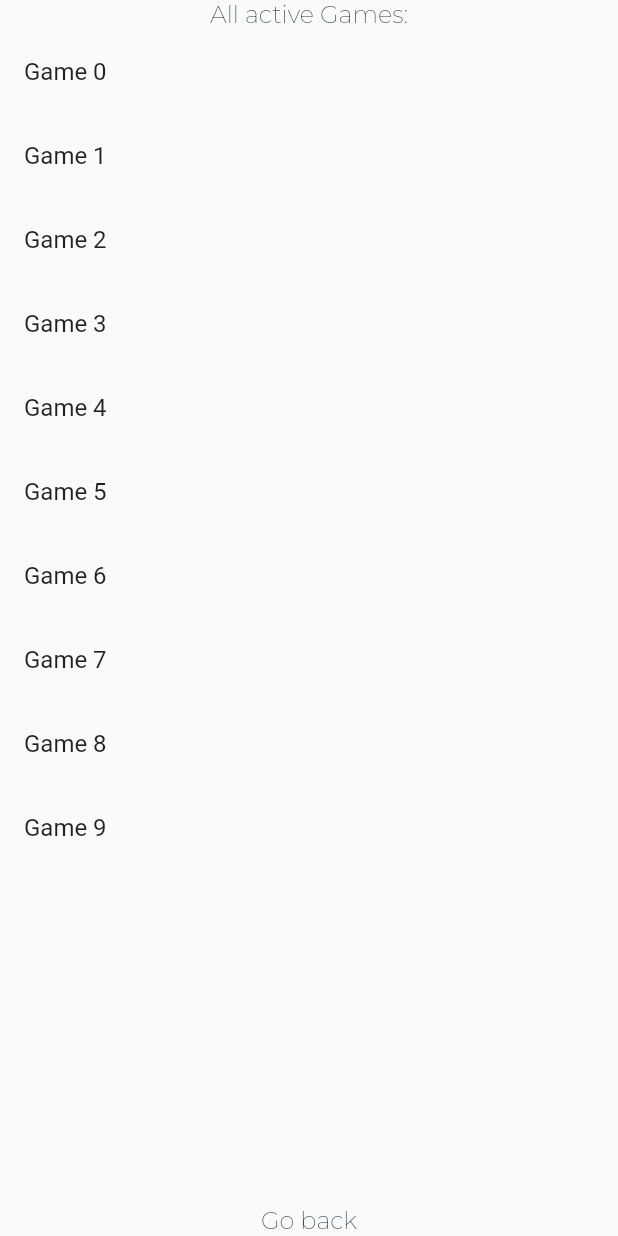
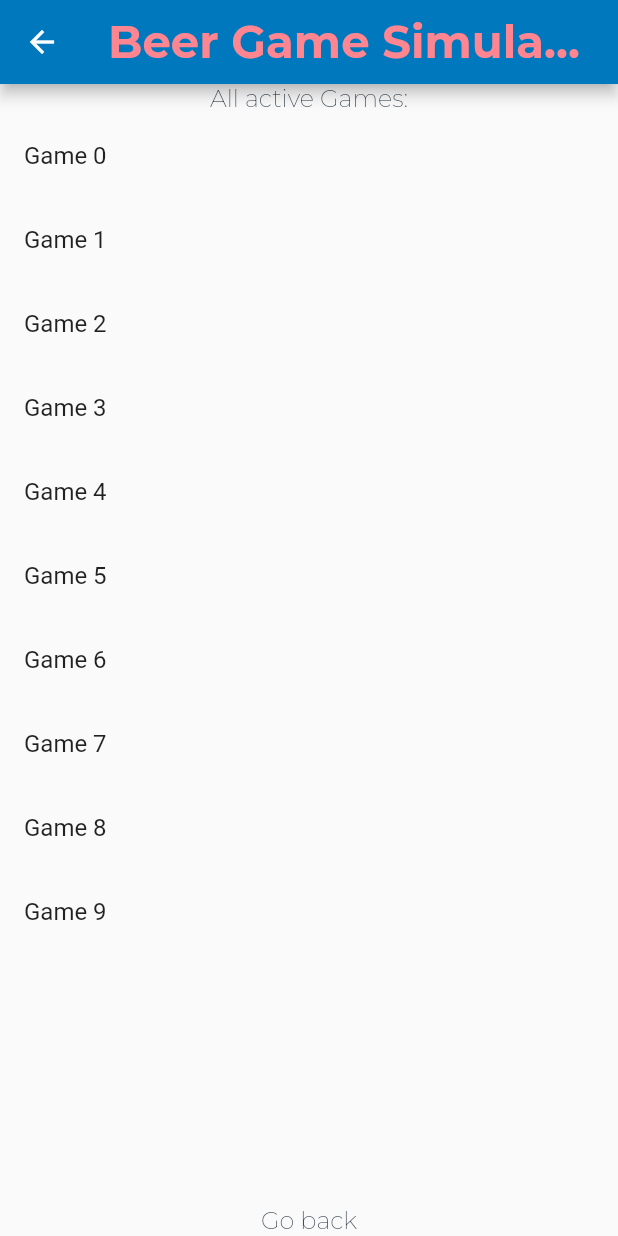
Before and after one commit to freekvandeven/flutter_full_P2P_POC, a Flutter app: the screen it shows after launch, after a tap on "Join an existing game", on a phone screen of 412 x 824 dp. Run offline on Flutter 3.47's test engine with Material 2 defaults, Android fonts, the light colour scheme and no system bars; our stand-ins replace flutter_svg, google_fonts.

Commit message:
base screen widget

```diff
--- /dev/null
+++ b/lib/src/ui/screens/base.dart
@@ -0,0 +1,24 @@
+import 'package:flutter/material.dart';
+
+class ChipsBaseScreen extends StatelessWidget {
+  const ChipsBaseScreen({required this.child, Key? key}) : super(key: key);
+
+  final Widget child;
+  @override
+  Widget build(BuildContext context) {
+    return Scaffold(
+      appBar: AppBar(
+        title: Text(
+          'Beer Game Simulation',
+          style: Theme.of(context).textTheme.headline1!.copyWith(
+                color: Theme.of(context).colorScheme.secondary,
+              ),
+        ),
+        backgroundColor: Theme.of(context).primaryColor,
+      ),
+      body: SafeArea(
+        child: child,
+      ),
+    );
+  }
+}
--- a/lib/src/ui/screens/browser.dart
+++ b/lib/src/ui/screens/browser.dart
@@ -1,4 +1,5 @@
 import 'package:distributed/src/routes.dart';
+import 'package:distributed/src/ui/screens/base.dart';
 import 'package:flutter/material.dart';
 
 class GameBrowserScreen extends StatelessWidget {
@@ -6,8 +7,8 @@ class GameBrowserScreen extends StatelessWidget {
 
   @override
   Widget build(BuildContext context) {
-    return Scaffold(
-      body: Column(
+    return ChipsBaseScreen(
+      child: Column(
         children: [
           Text('All active Games:'),
           Expanded(
--- a/lib/src/ui/screens/game.dart
+++ b/lib/src/ui/screens/game.dart
@@ -1,3 +1,4 @@
+import 'package:distributed/src/ui/screens/base.dart';
 import 'package:flutter/material.dart';
 
 class GameScreen extends StatelessWidget {
@@ -5,7 +6,8 @@ class GameScreen extends StatelessWidget {
 
   @override
   Widget build(BuildContext context) {
-    return Column(
+    return ChipsBaseScreen(
+      child: Column(
         children: [
           Text('You are playing the game right now'),
           SizedBox(height: 20),
@@ -16,6 +18,7 @@ class GameScreen extends StatelessWidget {
             child: Text('Back'),
           ),
         ],
+      ),
     );
   }
 }
--- a/lib/src/ui/screens/home.dart
+++ b/lib/src/ui/screens/home.dart
@@ -1,4 +1,5 @@
 import 'package:distributed/src/routes.dart';
+import 'package:distributed/src/ui/screens/base.dart';
 import 'package:flutter/material.dart';
 import 'package:flutter_svg/svg.dart';
 
@@ -12,7 +13,8 @@ class HomeScreen extends StatefulWidget {
 class _HomeScreenState extends State<HomeScreen> {
   @override
   Widget build(BuildContext context) {
-    return SingleChildScrollView(
+    return ChipsBaseScreen(
+      child: SingleChildScrollView(
         child: Column(
           children: [
             Container(
@@ -47,7 +49,10 @@ class _HomeScreenState extends State<HomeScreen> {
                   GestureDetector(
                     onTap: () {
                       // create your own lobby and go to the lobby screen
-                    Navigator.pushNamed(context, ChipsRoute.lobbyScreen.route);
+                      Navigator.pushNamed(
+                        context,
+                        ChipsRoute.lobbyScreen.route,
+                      );
                     },
                     child: Container(
                       padding: const EdgeInsets.symmetric(
@@ -250,6 +255,7 @@ class _HomeScreenState extends State<HomeScreen> {
             ),
           ],
         ),
+      ),
     );
   }
 }
--- a/lib/src/ui/screens/lobby.dart
+++ b/lib/src/ui/screens/lobby.dart
@@ -1,4 +1,5 @@
 import 'package:distributed/src/routes.dart';
+import 'package:distributed/src/ui/screens/base.dart';
 import 'package:flutter/material.dart';
 
 class LobbyScreen extends StatelessWidget {
@@ -6,7 +7,8 @@ class LobbyScreen extends StatelessWidget {
 
   @override
   Widget build(BuildContext context) {
-    return Column(
+    return ChipsBaseScreen(
+      child: Column(
         children: [
           Text('Lobby Screen'),
           GestureDetector(
@@ -23,6 +25,7 @@ class LobbyScreen extends StatelessWidget {
             child: Text('Go Back'),
           ),
         ],
+      ),
     );
   }
 }
--- a/lib/src/ui/screens/settings.dart
+++ b/lib/src/ui/screens/settings.dart
@@ -1,3 +1,4 @@
+import 'package:distributed/src/ui/screens/base.dart';
 import 'package:flutter/material.dart';
 
 class SettingsScreen extends StatelessWidget {
@@ -5,7 +6,8 @@ class SettingsScreen extends StatelessWidget {
 
   @override
   Widget build(BuildContext context) {
-    return Column(
+    return ChipsBaseScreen(
+      child: Column(
         children: [
           Text('Settings'),
           GestureDetector(
@@ -15,6 +17,7 @@ class SettingsScreen extends StatelessWidget {
             child: Text('Go back'),
           ),
         ],
+      ),
     );
   }
 }
```
Also changed, not shown: lib/src/ui/screens/pagenotfound.dart (+5 -2 lines). Lines whose indentation alone changed are shown as unchanged.
